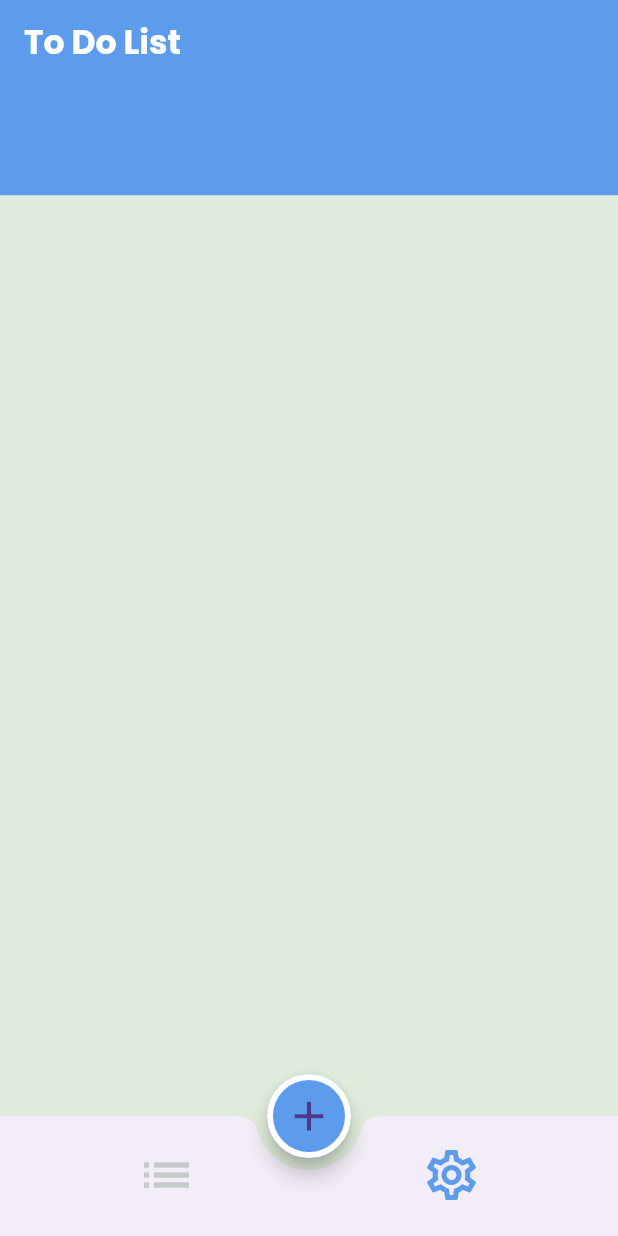
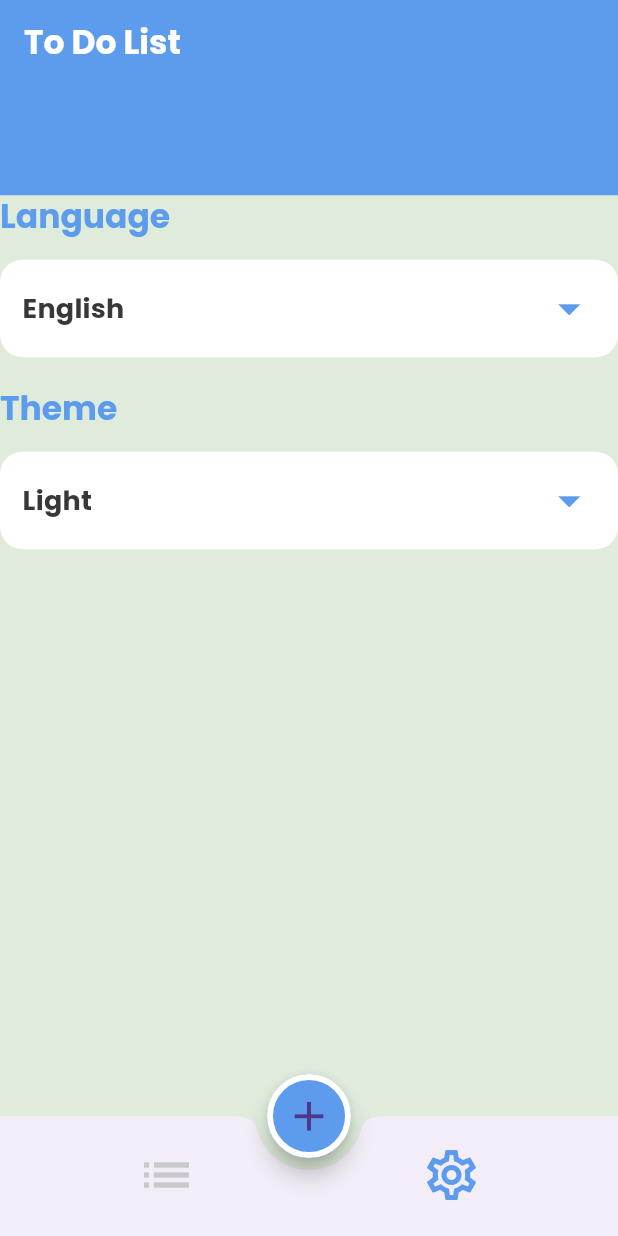
Before and after one commit to Salma-Yousry/todo_app, a Flutter app: the screen it shows after launch, item 2 of the bottom bar chosen, on a phone screen of 412 x 824 dp. Run offline on Flutter 3.47's test engine with Material 3 defaults, Android fonts, the phone set to English and light mode, and no system bars; our stand-ins replace cloud_firestore, easy_date_timeline, firebase_core, flutter_slidable, google_fonts, shared_preferences; accounts and stored records are empty; generated files the repository leaves out were written again.

Commit message:
setting_tab

```diff
--- /dev/null
+++ b/l10n.yaml
@@ -0,0 +1,3 @@
+arb-dir: lib/l10n
+template-arb-file: app_en.arb
+output-localization-file: app_localizations.dart
--- a/lib/firebase_utils.dart
+++ b/lib/firebase_utils.dart
@@ -1,5 +1,6 @@
 import 'package:app_todo/model/task.dart';
 import 'package:cloud_firestore/cloud_firestore.dart';
+
 
 class FireBaseUtils{
   ///لو مستخدم اكتر من method في نفس الجملة ال type هنقف عند اخر method فيهم
--- a/lib/home/home_screen.dart
+++ b/lib/home/home_screen.dart
@@ -1,5 +1,5 @@
 import 'package:app_todo/app_color.dart';
-import 'package:app_todo/home/settings/setting_tab.dart';
+import 'package:app_todo/home/settings/settings_tab.dart';
 import 'package:app_todo/home/task_list/add_task_button_sheet.dart';
 import 'package:app_todo/home/task_list/task_list_tab.dart';
 import 'package:flutter/cupertino.dart';
--- /dev/null
+++ b/lib/home/settings/settings_tab.dart
@@ -0,0 +1,113 @@
+import 'package:app_todo/app_color.dart';
+import 'package:app_todo/home/settings/theme_button_sheet.dart';
+import 'package:flutter/cupertino.dart';
+import 'package:flutter/material.dart';
+import 'package:provider/provider.dart';
+import 'package:flutter_gen/gen_l10n/app_localizations.dart';
+import '../../providers/app_config_provider.dart';
+import 'lanuage_button_sheet.dart';
+
+class SettingTab extends StatelessWidget {
+
+  @override
+  Widget build(BuildContext context) {
+    var provider = Provider.of<AppConfigProvider>(context);
+    return Container(
+
+      child: Column(
+        crossAxisAlignment: CrossAxisAlignment.stretch,
+        children: [
+          Text(
+            AppLocalizations.of(context)!.language,
+            style: Theme.of(context).textTheme.titleLarge?.copyWith(
+              color: AppColors.primaryColor
+            ),
+          ),
+          SizedBox(height: 15),
+          InkWell(
+            onTap: () {
+
+              showLanguageButtonSheet(context);
+            },
+            child: Container(
+
+              padding: EdgeInsets.all(15),
+              decoration: BoxDecoration(
+                color:
+                provider.isDarkMode()?
+                AppColors.whiteColor :
+                AppColors.whiteColor,
+                borderRadius: BorderRadius.circular(15),
+              ),
+              child: Row(
+                mainAxisAlignment: MainAxisAlignment.spaceBetween,
+                children: [
+                  Text(
+                    provider.appLanguage == 'en'
+                        ? AppLocalizations.of(context)!.english
+                        : AppLocalizations.of(context)!.arabic,
+                    style: Theme.of(context).textTheme.titleMedium,
+                  ),
+                  Icon(Icons.arrow_drop_down, size: 35,
+                 color: provider.isDarkMode()?
+                 AppColors.primaryColor :
+                 AppColors.primaryColor,
+                 ),
+                ],
+              ),
+            ),
+          ),
+          SizedBox(height: 20),
+          Text(AppLocalizations.of(context)!.theme,
+            style: Theme.of(context).textTheme.titleLarge?.copyWith(
+                color: AppColors.primaryColor
+            ),
+          ),
+          SizedBox(height: 15),
+          InkWell(
+            onTap: () {
+              showThemeButtonSheet(context);
+            },
+            child: Container(
+              padding: EdgeInsets.all(15),
+              decoration: BoxDecoration(
+                color:  provider.isDarkMode()?
+                AppColors.whiteColor :
+                AppColors.whiteColor,
+                borderRadius: BorderRadius.circular(15),
+              ),
+              child: Row(
+                mainAxisAlignment: MainAxisAlignment.spaceBetween,
+                children: [
+                  Text(
+                    provider.isDarkMode()
+                        ? AppLocalizations.of(context)!.dark
+                        : AppLocalizations.of(context)!.light,
+                    style: Theme.of(context).textTheme.titleMedium,
+                  ),
+                  Icon(Icons.arrow_drop_down, size: 35, color: provider.isDarkMode()?
+                  AppColors.primaryColor :
+                  AppColors.primaryColor,),
+                ],
+              ),
+            ),
+          ),
+        ],
+      ),
+    );
+  }
+
+  void showLanguageButtonSheet(BuildContext context) {
+    showModalBottomSheet(
+      context: context,
+      builder: (context) => Launguagebuttonsheet(),
+    );
+  }
+
+  void showThemeButtonSheet(BuildContext context) {
+    showModalBottomSheet(
+      context: context,
+      builder: (context) => Themebuttonsheet(),
+    );
+  }
+}
--- /dev/null
+++ b/lib/l10n/app_ar.arb
@@ -0,0 +1,9 @@
+{
+"language" : "اللغة",
+"settings" : "الاعدادات",
+"arabic" : "العربية",
+"english" : "الانجليزية",
+"theme" : "نمط",
+"dark" : "ليلي",
+"light" : "نهاري"
+}
--- /dev/null
+++ b/lib/l10n/app_en.arb
@@ -0,0 +1,10 @@
+{
+"language" : "Language",
+"settings" : "Settings",
+"arabic" : "Arabic",
+"english" : "English",
+"theme" : "Theme",
+"dark" : "Dark",
+"light" : "Light",
+"theme" : "Theme"
+}
--- a/lib/main.dart
+++ b/lib/main.dart
@@ -2,11 +2,14 @@
 import 'dart:io';
 
 import 'package:app_todo/home/home_screen.dart';
+import 'package:app_todo/providers/app_config_provider.dart';
 import 'package:app_todo/theme_data.dart';
 import 'package:cloud_firestore/cloud_firestore.dart';
 import 'package:firebase_core/firebase_core.dart';
 import 'package:flutter/cupertino.dart';
 import 'package:flutter/material.dart';
+import 'package:flutter_gen/gen_l10n/app_localizations.dart';
+import 'package:provider/provider.dart';
 
 void main() async {
   WidgetsFlutterBinding.ensureInitialized();
@@ -21,11 +24,17 @@ void main() async {
       :
   await FirebaseFirestore.instance.disableNetwork();
   await Firebase.initializeApp();
-  runApp(MyApp());
+
+
+ runApp(
+      ChangeNotifierProvider(
+          create:(context) => AppConfigProvider() ,
+    child: MyApp()));
 }
 class MyApp  extends StatelessWidget {
   @override
   Widget build(BuildContext context) {
+    var provider  = Provider.of<AppConfigProvider>(context);
     return MaterialApp(
       debugShowCheckedModeBanner: false,
       initialRoute: HomeScreen.route_name,
@@ -33,6 +42,11 @@ class MyApp  extends StatelessWidget {
    HomeScreen.route_name : (context)=>HomeScreen(),
       },
       theme: MyThemeData.LightTheme,
+     // darkTheme: MyThemeData,
+      themeMode: provider.appTheme,
+      localizationsDelegates: AppLocalizations.localizationsDelegates,
+      supportedLocales: AppLocalizations.supportedLocales,
+      locale: Locale(provider.appLanguage),
     );
   }
 }
--- a/lib/model/task.dart
+++ b/lib/model/task.dart
@@ -19,7 +19,7 @@ class Task {
     description: data['description'] as String,
     ///fromMillisecondsSinceEpoch عشن نرجعه integer عشن مخزنينه integer
     dateTime: DateTime.fromMillisecondsSinceEpoch(data['dateTime']) ,
-    isDone: data['isDone'] as bool
+    isDone: data['isDone'] as bool,
   );
   ///object => json
   Map <String, dynamic> toFireStore() {
--- /dev/null
+++ b/lib/providers/app_config_provider.dart
@@ -0,0 +1,46 @@
+import 'package:flutter/cupertino.dart';
+import 'package:flutter/material.dart';
+import 'package:shared_preferences/shared_preferences.dart';
+
+
+class AppConfigProvider extends ChangeNotifier {
+ //data
+  String appLanguage = 'en';
+  ThemeMode appTheme = ThemeMode.light;
+
+  AppConfigProvider() {
+    getselectedPref();
+  }
+
+  void changeLanguage(String newlanguage) async {
+    if (appLanguage == newlanguage) {
+      return;
+    }
+    appLanguage = newlanguage;
+    notifyListeners();
+    SharedPreferences prefs = await SharedPreferences.getInstance();
+    prefs.setString('language', newlanguage);
+
+  }
+
+  void changeTheme(ThemeMode newTheme)async {
+    if (appTheme == newTheme) {
+      return;
+    }
+    appTheme = newTheme;
+    notifyListeners();
+    SharedPreferences prefs = await SharedPreferences .getInstance();
+    prefs.setBool('theme', newTheme == ThemeMode.dark);
+  }
+
+  bool isDarkMode() {
+    return appTheme == ThemeMode.dark;
+  }
+
+  void getselectedPref() async {
+    SharedPreferences prefs = await SharedPreferences.getInstance();
+    appLanguage = prefs.getString('language')!;
+    appTheme =  prefs.getBool('theme') ?? false ? ThemeMode.dark : ThemeMode.light;
+    notifyListeners();
+  }
+}
--- a/lib/theme_data.dart
+++ b/lib/theme_data.dart
@@ -43,6 +43,7 @@ class MyThemeData{
         fontWeight: FontWeight.w500,
         color: AppColors.redColor,
       ),
+
     ),
 
     bottomNavigationBarTheme: BottomNavigationBarThemeData(
```
Also changed, not shown: lib/home/settings/lanuage_button_sheet.dart (added, +66 -0 lines), lib/home/settings/setting_tab.dart (deleted, +0 -13 lines), lib/home/settings/theme_button_sheet.dart (added, +80 -0 lines), lib/home/task_list/task_list_item.dart (+43 -3 lines), lib/home/task_list/task_list_tab.dart (+32 -7 lines), pubspec.yaml (+11 -1 lines), pubspec.lock, 3 other files.
